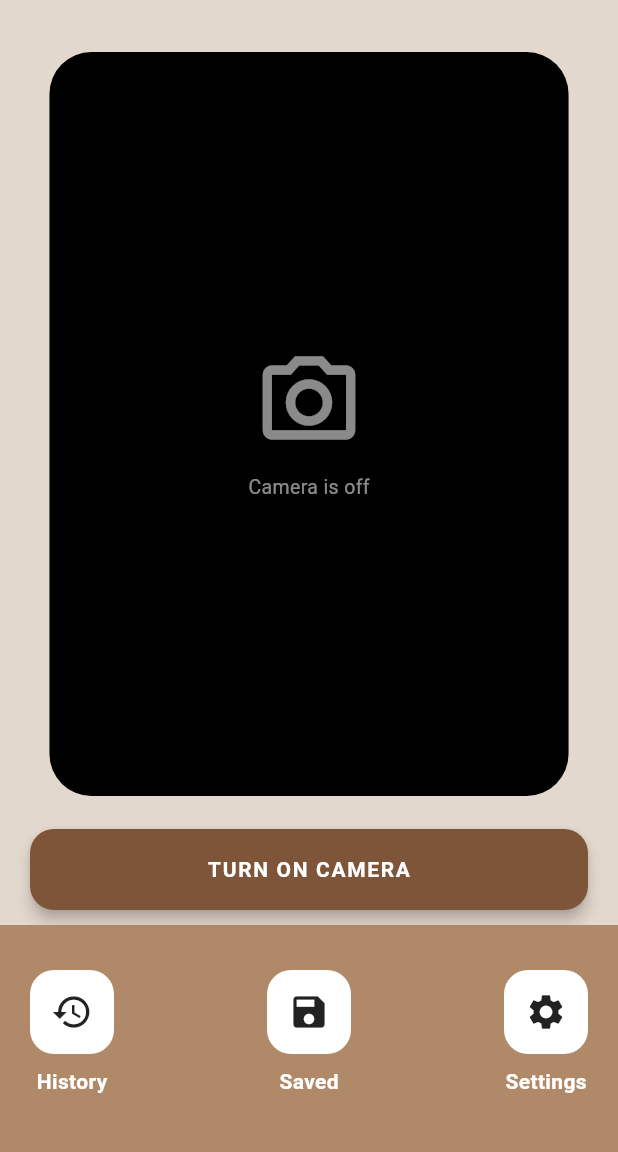
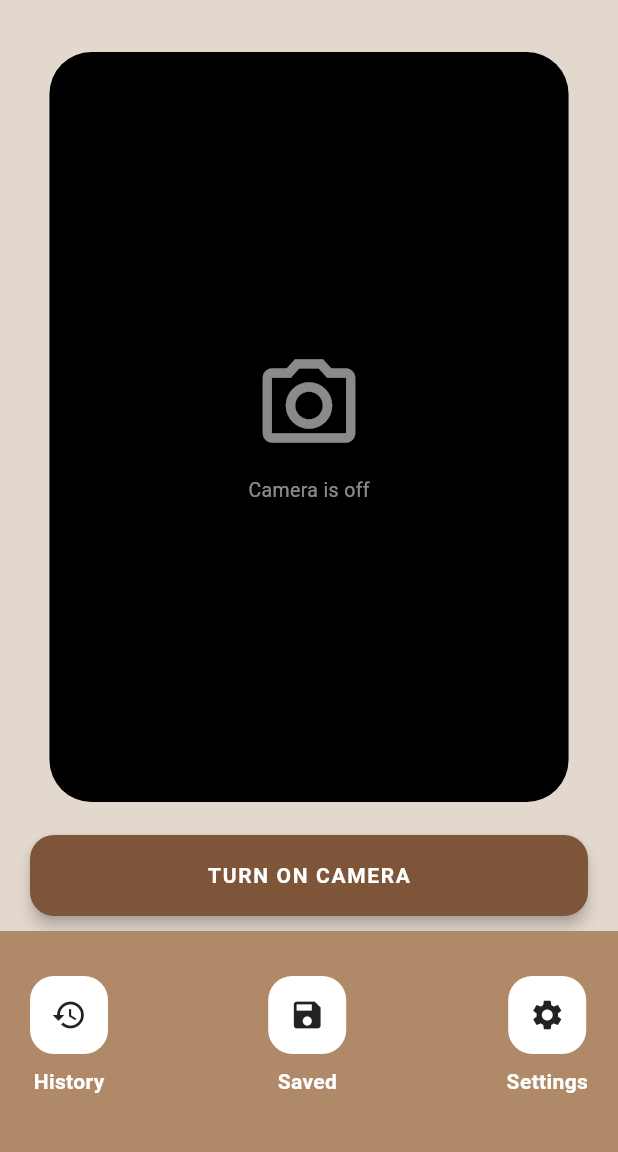
Before and after one commit to Mousefan6/CutSmart, a Flutter app: the CameraPage screen opened directly, on a phone screen of 412 x 824 dp, the part 65-1217 px from its top. Run offline on Flutter 3.47's test engine with Material 3 defaults, Android fonts, the phone set to English and light mode, and no system bars; our stand-ins replace camera, google_generative_ai, youtube_player_flutter; Roboto replaces fonts that are missing (Georgia).

Commit message:
Fixed menu bar

```diff
--- a/lib/App/Scenes/camera_page.dart
+++ b/lib/App/Scenes/camera_page.dart
@@ -173,35 +173,8 @@ class _CameraPageState extends State<CameraPage> {
             ),
           ),
 
-          // 2. THE BACKGROUND BOX (Starts after the button)
-          BottomActionBar(
-            actions: [
-              ActionItem(
-                icon: Icons.history,
-                label: "History",
-                onTap: () {
-                  Navigator.push(
-                    context,
-                    MaterialPageRoute(
-                      builder: (_) => const VideoDetailPage(videoIds: ['qLdOxsqeiRA']),
-                    ),
-                  );
-                },
-              ),
+          const BottomMenuBar(),
 
-              ActionItem(
-                icon: Icons.save,
-                label: "Saved",
-                onTap: () {},
-              ),
-
-              ActionItem(
-                icon: Icons.settings,
-                label: "Settings",
-                onTap: () {},
-              ),
-            ],
-          ),
         ],
       ),
     );
--- a/lib/App/UI/Menu_buttons.dart
+++ b/lib/App/UI/Menu_buttons.dart
@@ -1,41 +1,59 @@
 import 'package:flutter/material.dart';
+import '../Scenes/video_page.dart';
 
-class BottomActionBar extends StatelessWidget {
-  final List<ActionItem> actions;
-  final Color backgroundColor;
-
-  const BottomActionBar({
-    super.key,
-    required this.actions,
-    this.backgroundColor = const Color(0xFFB08968),
-  });
+class BottomMenuBar extends StatelessWidget {
+  const BottomMenuBar({super.key});
 
   @override
   Widget build(BuildContext context) {
     return Container(
       width: double.infinity,
-      decoration: BoxDecoration(
-        color: backgroundColor,
+      decoration: const BoxDecoration(
+        color: Color(0xFFB08968),
       ),
       padding: const EdgeInsets.fromLTRB(20, 30, 20, 50),
       child: Row(
         mainAxisAlignment: MainAxisAlignment.spaceBetween,
-        children: actions.map((action) {
-          return _buildSmallActionBox(
-            icon: action.icon,
-            label: action.label,
-            onTap: action.onTap,
-          );
-        }).toList(),
+        children: [
+
+          _menuButton(
+            context,
+            icon: Icons.history,
+            label: "History",
+            onTap: () {
+              Navigator.push(
+                context,
+                MaterialPageRoute(
+                  builder: (_) => const VideoDetailPage(videoIds: ['qLdOxsqeiRA']),
+                ),
+              );
+            },
+          ),
+
+          _menuButton(
+            context,
+            icon: Icons.save,
+            label: "Saved",
+            onTap: () {},
+          ),
+
+          _menuButton(
+            context,
+            icon: Icons.settings,
+            label: "Settings",
+            onTap: () {},
+          ),
+        ],
       ),
     );
   }
 
-  Widget _buildSmallActionBox({
-    required IconData icon,
-    required String label,
-    required VoidCallback onTap,
-  }) {
+  Widget _menuButton(
+      BuildContext context, {
+        required IconData icon,
+        required String label,
+        required VoidCallback onTap,
+      }) {
     return GestureDetector(
       onTap: onTap,
       child: Column(
@@ -47,9 +65,11 @@ class BottomActionBar extends StatelessWidget {
               color: Colors.white,
               borderRadius: BorderRadius.circular(16),
             ),
-            child: Icon(icon, size: 28),
+            child: Icon(icon),
           ),
+
           const SizedBox(height: 8),
+
           Text(
             label,
             style: const TextStyle(
@@ -62,15 +82,3 @@ class BottomActionBar extends StatelessWidget {
     );
   }
 }
-
-class ActionItem {
-  final IconData icon;
-  final String label;
-  final VoidCallback onTap;
-
-  ActionItem({
-    required this.icon,
-    required this.label,
-    required this.onTap,
-  });
-}
```
